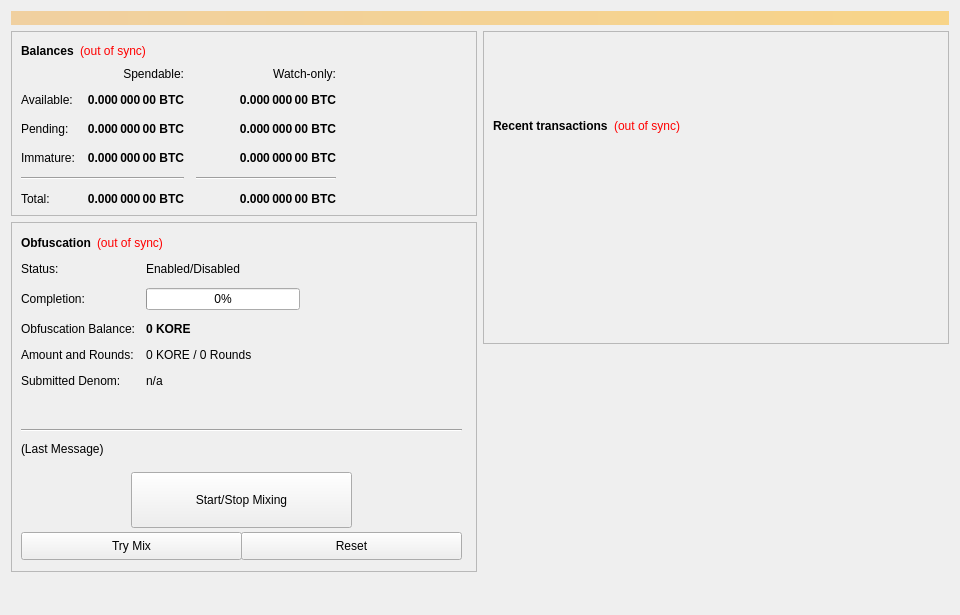
Above: src/qt/forms/overviewpage.ui from mammix2/kore-mammix2 before the change. Below: the same form after it.
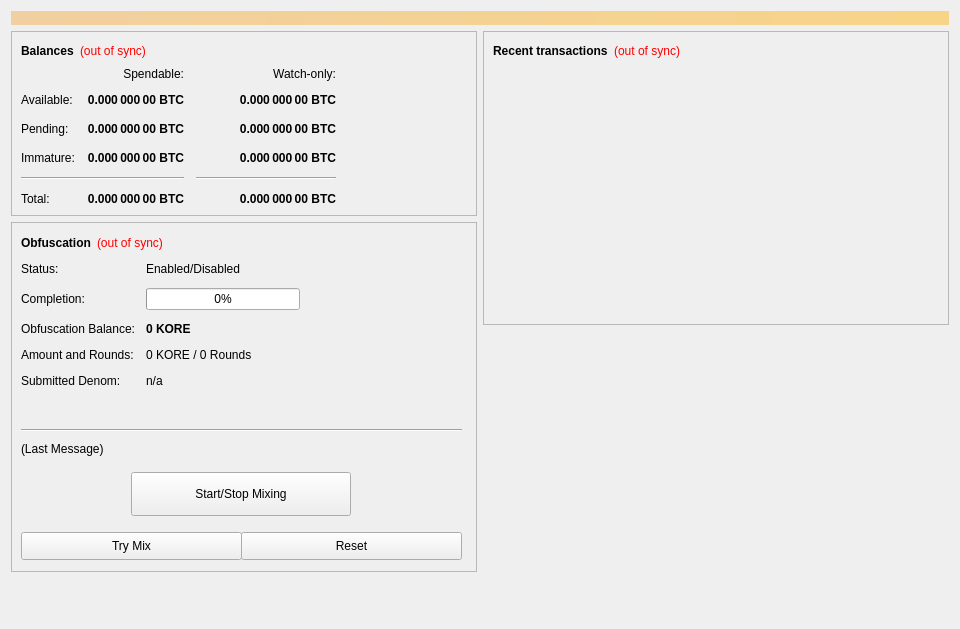
That is the form after the change.

Commit message: GUI - thread handler

```diff
--- a/src/qt/forms/overviewpage.ui
+++ b/src/qt/forms/overviewpage.ui
@@ -7,7 +7,7 @@
     <x>0</x>
     <y>0</y>
     <width>960</width>
-    <height>615</height>
+    <height>629</height>
    </rect>
   </property>
   <property name="minimumSize">
@@ -960,8 +960,8 @@
            <rect>
             <x>120</x>
             <y>250</y>
-            <width>221</width>
-            <height>56</height>
+            <width>220</width>
+            <height>44</height>
            </rect>
           </property>
           <property name="sizePolicy">
@@ -970,6 +970,12 @@
             <verstretch>0</verstretch>
            </sizepolicy>
           </property>
+          <property name="maximumSize">
+           <size>
+            <width>16777215</width>
+            <height>45</height>
+           </size>
+          </property>
           <property name="text">
            <string>Start/Stop Mixing</string>
           </property>
@@ -993,7 +999,7 @@
             <x>10</x>
             <y>220</y>
             <width>451</width>
-            <height>61</height>
+            <height>43</height>
            </rect>
           </property>
           <property name="minimumSize">
@@ -1141,22 +1147,6 @@
           <enum>QFrame::Raised</enum>
          </property>
          <layout class="QVBoxLayout" name="verticalLayout">
-          <item>
-           <spacer name="verticalSpacer_3">
-            <property name="orientation">
-             <enum>Qt::Vertical</enum>
-            </property>
-            <property name="sizeType">
-             <enum>QSizePolicy::Fixed</enum>
-            </property>
-            <property name="sizeHint" stdset="0">
-             <size>
-              <width>20</width>
-              <height>75</height>
-             </size>
-            </property>
-           </spacer>
-          </item>
           <item>
            <layout class="QHBoxLayout" name="horizontalLayout_2">
             <item>
```
The commit also changes 4 other files.
